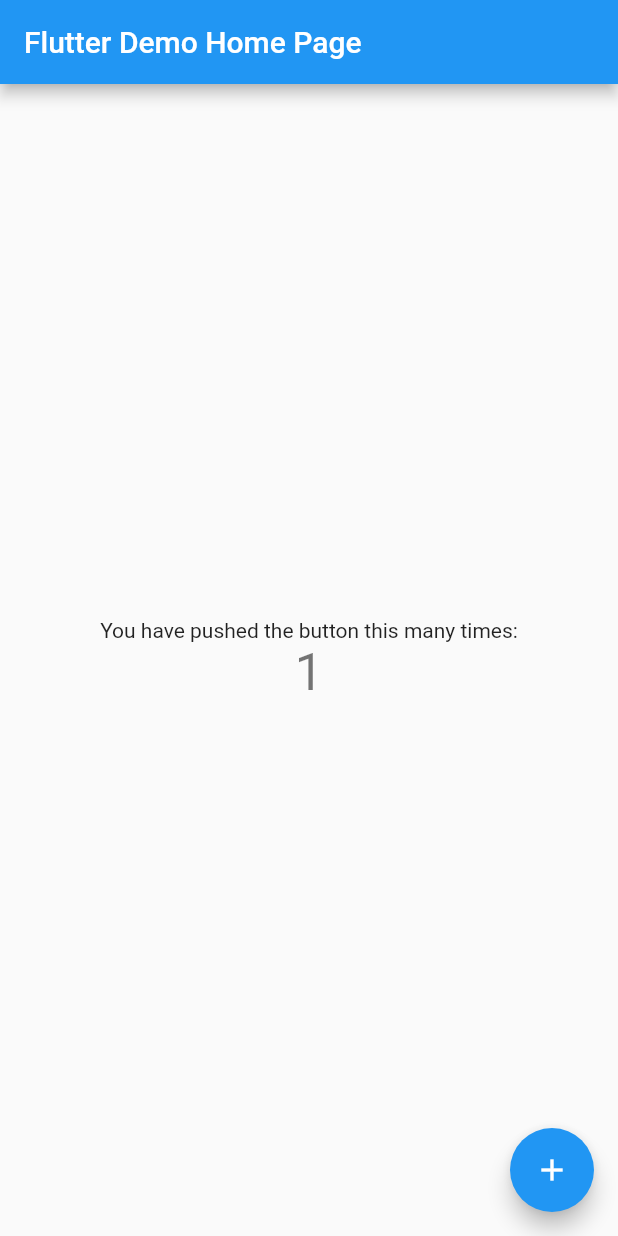
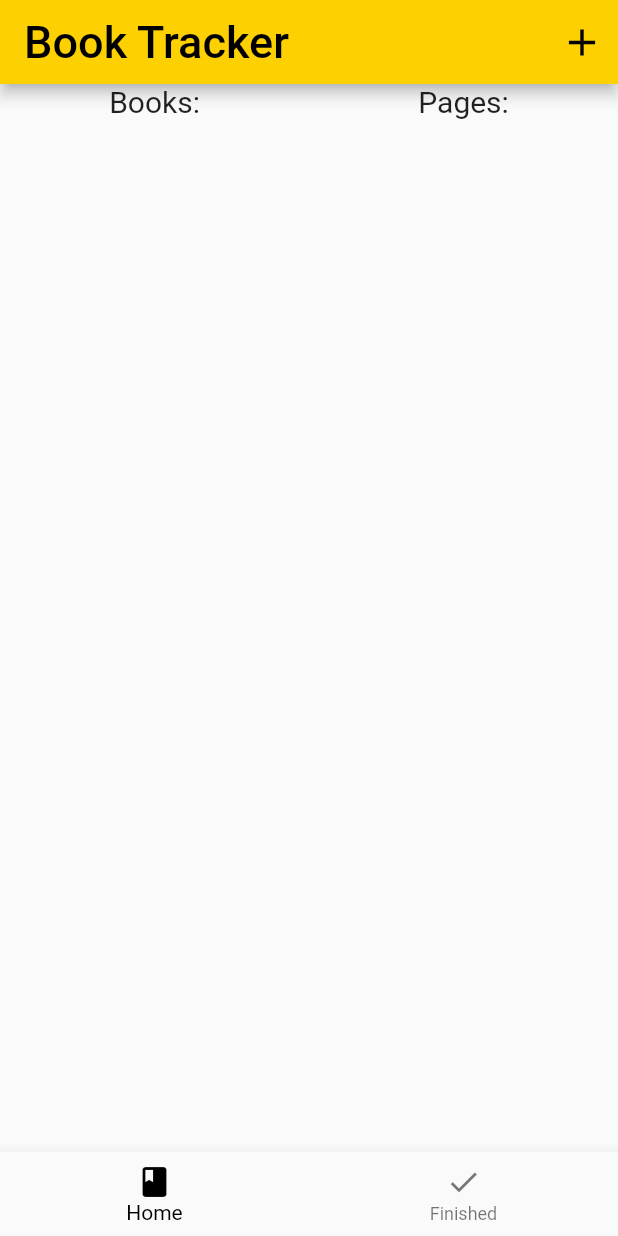
Before and after one commit to padfoot-16/Book-Tracker, a Flutter app: the screen it shows after launch, after a tap on the "add" icon, on a phone screen of 412 x 824 dp. Run offline on Flutter 3.47's test engine with Material 2 defaults, Android fonts, the phone set to English and light mode, and no system bars; our stand-ins replace cloud_firestore, firebase_core; accounts and stored records are empty.

Commit message:
create and read from db works and mainpage listview works

```diff
--- /dev/null
+++ b/lib/Screens/finishedbks.dart
@@ -0,0 +1,17 @@
+import 'package:flutter/material.dart';
+
+class Finishedbks extends StatefulWidget {
+  const Finishedbks({ Key? key }) : super(key: key);
+
+  @override
+  _FinishedbksState createState() => _FinishedbksState();
+}
+
+class _FinishedbksState extends State<Finishedbks> {
+  @override
+  Widget build(BuildContext context) {
+    return Container(
+
+    );
+  }
+}
--- /dev/null
+++ b/lib/Screens/functions.dart
@@ -0,0 +1 @@
+import 'package:flutter/material.dart';
--- /dev/null
+++ b/lib/Screens/mainpage.dart
@@ -0,0 +1,66 @@
+import 'package:flutter/material.dart';
+import 'package:firebase_core/firebase_core.dart';
+import 'package:cloud_firestore/cloud_firestore.dart';
+
+
+class MainPage extends StatefulWidget {
+  const MainPage({ Key? key }) : super(key: key);
+
+  @override
+  _MainPageState createState() => _MainPageState();
+}
+
+class _MainPageState extends State<MainPage> {
+  CollectionReference books=FirebaseFirestore.instance.collection('Books');
+  TextEditingController _namecontroller=TextEditingController();
+  TextEditingController _pagecontroller=TextEditingController();
+  @override
+  Widget build(BuildContext context) {
+    return Column(
+      children: [
+        Row(
+          mainAxisAlignment: MainAxisAlignment.spaceAround,
+          children: [
+            Container(child:Text("Books:",style: TextStyle(fontSize: 20))),
+            Container(child:Text("Pages:",style: TextStyle(fontSize: 20))),
+          ],
+        ),
+        Expanded(
+          child: StreamBuilder(
+            stream: books.snapshots(),
+            builder: (context, AsyncSnapshot<QuerySnapshot> snapshot) {
+              if(!snapshot.hasData){
+                return Center(child: Text("Loading..."),);
+              }
+              final data= snapshot.requireData;
+                return ListView.builder(
+                  itemCount: snapshot.data!.docs.length,
+                  itemBuilder:(context,index){
+                    return Padding(
+                      padding:const EdgeInsets.all(8.0),
+                      child: Card(
+                        child: ListTile(
+                          title:Text("${data.docs[index]["name"]}"),
+                          trailing:Text("${data.docs[index]["page"]}") ,
+                        ),
+                      ),
+                    );
+                  }
+                );
+
+            },
+          )
+          )
+      ],
+    );
+  }
+
+
+
+}
+
+class func{
+  void addScreen(){
+
+  }
+}
--- a/lib/main.dart
+++ b/lib/main.dart
@@ -1,113 +1,120 @@
 import 'package:flutter/material.dart';
+import 'package:booktracker/Screens/mainpage.dart';
+import 'package:booktracker/Screens/finishedbks.dart';
+import 'package:firebase_core/firebase_core.dart';
+import 'package:cloud_firestore/cloud_firestore.dart';
+import 'package:booktracker/Screens/functions.dart';
 
-void main() {
+Future<void> main() async {
+  WidgetsFlutterBinding.ensureInitialized();
+  await Firebase.initializeApp();
   runApp(MyApp());
 }
+class MyApp extends StatefulWidget {
+  const MyApp({ Key? key }) : super(key: key);
 
-class MyApp extends StatelessWidget {
-  // This widget is the root of your application.
+  @override
+  _MyAppState createState() => _MyAppState();
+}
+
+class _MyAppState extends State<MyApp> {
+ int _selectedIndex=0;
+ TextEditingController _namecontroller=TextEditingController();
+TextEditingController _pagecontroller=TextEditingController();
+ CollectionReference books=FirebaseFirestore.instance.collection('Books');
+
   @override
   Widget build(BuildContext context) {
     return MaterialApp(
-      title: 'Flutter Demo',
-      theme: ThemeData(
-        // This is the theme of your application.
-        //
-        // Try running your application with "flutter run". You'll see the
-        // application has a blue toolbar. Then, without quitting the app, try
-        // changing the primarySwatch below to Colors.green and then invoke
-        // "hot reload" (press "r" in the console where you ran "flutter run",
-        // or simply save your changes to "hot reload" in a Flutter IDE).
-        // Notice that the counter didn't reset back to zero; the application
-        // is not restarted.
-        primarySwatch: Colors.blue,
-      ),
-      home: MyHomePage(title: 'Flutter Demo Home Page'),
+      title: "Book Tracker",
+      home:SafeArea(
+        child: DefaultTabController(
+          length: 2,
+          child: Scaffold(
+            appBar: AppBar(
+              title: Text("Book Tracker",
+              style: TextStyle(color: Colors.black,fontSize: 30)),
+              backgroundColor: Color.fromARGB(255, 253, 208, 1),
+              actions: [
+                IconButton(
+                  onPressed: () {
+                showDialog(
+                  context: context,
+                  builder: (BuildContext context){
+                    return AlertDialog(
+                      title: Text("Add a Book"),
+                      content:Column(children:[
+                        TextField(
+                          autofocus: true,
+                          controller: _namecontroller,
+                          decoration: InputDecoration(
+                            hintText:"Enter the book's name",
+                            contentPadding: EdgeInsets.all(16.0)
+                          ),
+                        ),
+                        TextField(
+                          autofocus: true,
+                          controller: _pagecontroller,
+                          decoration: InputDecoration(
+                            hintText:"Enter the book's name",
+                            contentPadding: EdgeInsets.all(16.0)
+                          ),
+                        )
+                      ],),
+                      actions: [
+                        FlatButton(
+                          onPressed: () => Navigator.of(context).pop(),
+                         child: Text("Cancel")
+                         ),
+                         FlatButton(
+                           onPressed: (){
+                             books.add(
+                               {
+                                 'name':_namecontroller.text,
+                                 'page':_pagecontroller.value,
+                               }
+                             ).then((value) => print("book added")).catchError((error)=> print("Failes to add book:$error"));
+                           },
+                          child: Text("Add a Book"))
+                      ] ,
+                    );
+                  }
+                  );
+                  },
+                   icon: Icon(Icons.add,color: Colors.black,size: 30,),
+                   tooltip: "Add a Book",
+                  )
+              ],
+            ),
+            body: TabBarView(
+              children: [
+                MainPage(),
+                Finishedbks(),
+              ],
+              ),
+              bottomNavigationBar: BottomNavigationBar(
+                items:const <BottomNavigationBarItem>[
+                  BottomNavigationBarItem(
+                    icon: Icon(Icons.book),
+                    label: "Home"
+                  ),
+                  BottomNavigationBarItem(
+                    icon:Icon(Icons.done),
+                    label: "Finished"
+                  )
+                ],
+                currentIndex: _selectedIndex,
+                selectedItemColor: Colors.black,
+                onTap: _onItemTapped,
+              ),
+          ),
+        ) ,
+        )
     );
   }
-}
-
-class MyHomePage extends StatefulWidget {
-  MyHomePage({Key? key, required this.title}) : super(key: key);
-
-  // This widget is the home page of your application. It is stateful, meaning
-  // that it has a State object (defined below) that contains fields that affect
-  // how it looks.
-
-  // This class is the configuration for the state. It holds the values (in this
-  // case the title) provided by the parent (in this case the App widget) and
-  // used by the build method of the State. Fields in a Widget subclass are
-  // always marked "final".
-
-  final String title;
-
-  @override
-  _MyHomePageState createState() => _MyHomePageState();
-}
-
-class _MyHomePageState extends State<MyHomePage> {
-  int _counter = 0;
-
-  void _incrementCounter() {
+  _onItemTapped(int index){
     setState(() {
-      // This call to setState tells the Flutter framework that something has
-      // changed in this State, which causes it to rerun the build method below
-      // so that the display can reflect the updated values. If we changed
-      // _counter without calling setState(), then the build method would not be
-      // called again, and so nothing would appear to happen.
-      _counter++;
+      _selectedIndex=index;
     });
   }
-
-  @override
-  Widget build(BuildContext context) {
-    // This method is rerun every time setState is called, for instance as done
-    // by the _incrementCounter method above.
-    //
-    // The Flutter framework has been optimized to make rerunning build methods
-    // fast, so that you can just rebuild anything that needs updating rather
-    // than having to individually change instances of widgets.
-    return Scaffold(
-      appBar: AppBar(
-        // Here we take the value from the MyHomePage object that was created by
-        // the App.build method, and use it to set our appbar title.
-        title: Text(widget.title),
-      ),
-      body: Center(
-        // Center is a layout widget. It takes a single child and positions it
-        // in the middle of the parent.
-        child: Column(
-          // Column is also a layout widget. It takes a list of children and
-          // arranges them vertically. By default, it sizes itself to fit its
-          // children horizontally, and tries to be as tall as its parent.
-          //
-          // Invoke "debug painting" (press "p" in the console, choose the
-          // "Toggle Debug Paint" action from the Flutter Inspector in Android
-          // Studio, or the "Toggle Debug Paint" command in Visual Studio Code)
-          // to see the wireframe for each widget.
-          //
-          // Column has various properties to control how it sizes itself and
-          // how it positions its children. Here we use mainAxisAlignment to
-          // center the children vertically; the main axis here is the vertical
-          // axis because Columns are vertical (the cross axis would be
-          // horizontal).
-          mainAxisAlignment: MainAxisAlignment.center,
-          children: <Widget>[
-            Text(
-              'You have pushed the button this many times:',
-            ),
-            Text(
-              '$_counter',
-              style: Theme.of(context).textTheme.headline4,
-            ),
-          ],
-        ),
-      ),
-      floatingActionButton: FloatingActionButton(
-        onPressed: _incrementCounter,
-        tooltip: 'Increment',
-        child: Icon(Icons.add),
-      ), // This trailing comma makes auto-formatting nicer for build methods.
-    );
-  }
 }
--- a/pubspec.yaml
+++ b/pubspec.yaml
@@ -28,6 +28,8 @@
   # The following adds the Cupertino Icons font to your application.
   # Use with the CupertinoIcons class for iOS style icons.
   cupertino_icons: ^1.0.2
+  firebase: ^9.0.2
+  cloud_firestore: ^3.1.5
 
 dev_dependencies:
   flutter_test:
```
Also changed, not shown: pubspec.lock, 3 other files.
